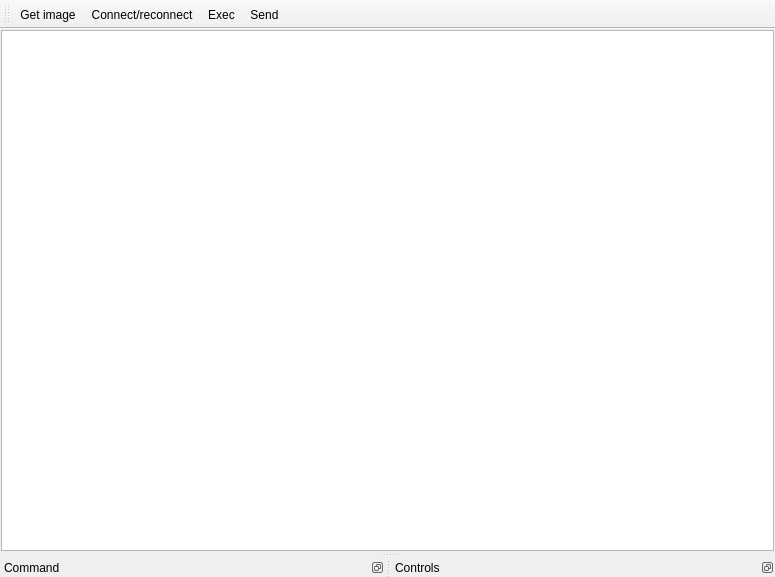
z80/IPM, file soft/remote_ctrl/app_client/src/main_wnd.ui: the form before one commit.
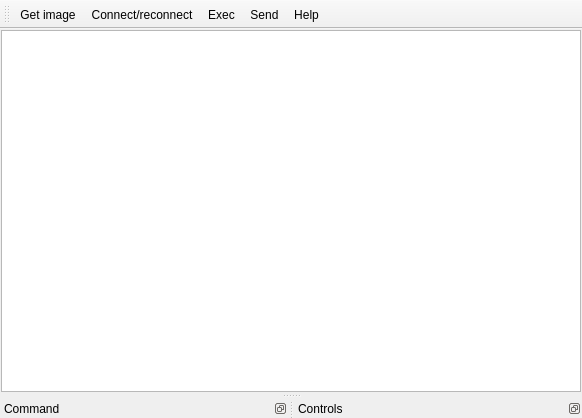
The form after the commit. Icons and pictures are not drawn. Custom widgets are drawn as their Qt base class.

Commit message: Fixed send file button. Added help button.

Patch:
```diff
--- a/soft/remote_ctrl/app_client/src/main_wnd.ui
+++ b/soft/remote_ctrl/app_client/src/main_wnd.ui
@@ -6,8 +6,8 @@
    <rect>
     <x>0</x>
     <y>0</y>
-    <width>775</width>
-    <height>577</height>
+    <width>582</width>
+    <height>418</height>
    </rect>
   </property>
   <property name="windowTitle">
@@ -22,7 +22,14 @@
      <number>1</number>
     </property>
     <item>
-     <widget class="QGraphicsView" name="view"/>
+     <widget class="QGraphicsView" name="view">
+      <property name="sizePolicy">
+       <sizepolicy hsizetype="MinimumExpanding" vsizetype="MinimumExpanding">
+        <horstretch>0</horstretch>
+        <verstretch>0</verstretch>
+       </sizepolicy>
+      </property>
+     </widget>
     </item>
    </layout>
   </widget>
@@ -37,6 +44,12 @@
    </property>
   </widget>
   <widget class="QDockWidget" name="cmdDw">
+   <property name="sizePolicy">
+    <sizepolicy hsizetype="MinimumExpanding" vsizetype="MinimumExpanding">
+     <horstretch>0</horstretch>
+     <verstretch>0</verstretch>
+    </sizepolicy>
+   </property>
    <property name="features">
     <set>QDockWidget::DockWidgetFloatable|QDockWidget::DockWidgetMovable</set>
    </property>
@@ -280,6 +293,7 @@
    <addaction name="connect"/>
    <addaction name="exec"/>
    <addaction name="send"/>
+   <addaction name="help"/>
   </widget>
   <action name="image">
    <property name="icon">
@@ -329,6 +343,21 @@
     <string>Send script file</string>
    </property>
   </action>
+  <action name="help">
+   <property name="icon">
+    <iconset resource="images.qrc">
+     <normaloff>:/images/cap.png</normaloff>:/images/cap.png</iconset>
+   </property>
+   <property name="text">
+    <string>Help</string>
+   </property>
+   <property name="toolTip">
+    <string>Capitan Obvious says!</string>
+   </property>
+   <property name="shortcut">
+    <string>F1</string>
+   </property>
+  </action>
  </widget>
  <customwidgets>
   <customwidget>
```
Left out of the diff: 4 changed lines with no effect on the pictures. The commit also changes 8 other files.
